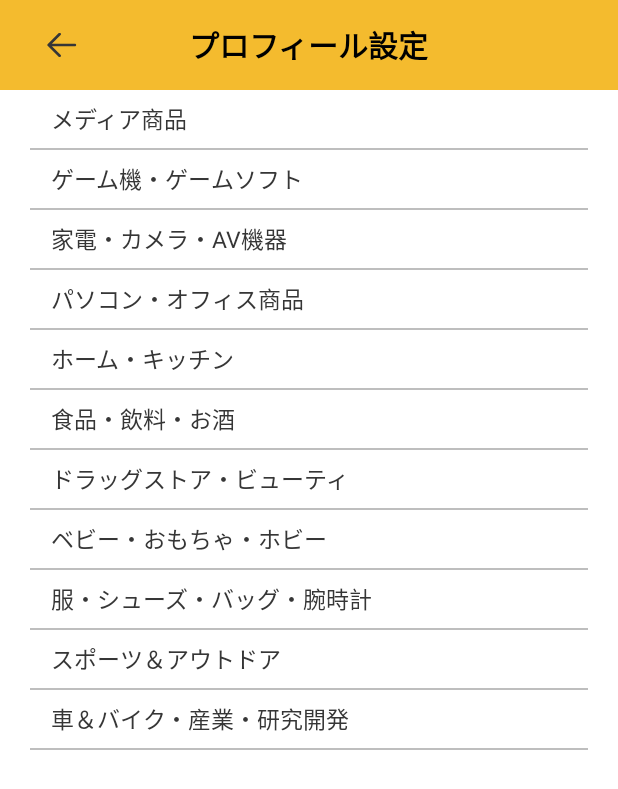
After one commit to Leapfrog-Software/PricetarPartner, an Android app: the fragment ProfileGenreSelectFragment placed in its activity, on a phone screen of 412 x 824 dp. The commit adds this screen. Shown: the top 789 px of the screen. Run offline under Robolectric (Android 15) with nearby library versions, the phone set to English and light mode, and no system bars.

Commit message:
[Android] ジャンル選択画面を作成

```diff
--- /dev/null
+++ b/Android/app/src/main/java/jp/co/lfg/pricetarpartner/Fragment/MyPage/Profile/GenreSelect/ProfileGenreSelectAdapter.java
@@ -0,0 +1,41 @@
+package jp.co.lfg.pricetarpartner.Fragment.MyPage.Profile.GenreSelect;
+
+import android.content.Context;
+import android.view.LayoutInflater;
+import android.view.View;
+import android.view.ViewGroup;
+import android.widget.ArrayAdapter;
+import android.widget.TextView;
+
+import jp.co.lfg.pricetarpartner.R;
+
+public class ProfileGenreSelectAdapter extends ArrayAdapter<ProfileGenreSelectAdapter.AdapterData> {
+
+    public static class AdapterData {
+        public boolean isSelected;
+        public String genre;
+    }
+
+    LayoutInflater mInflater;
+    Context mContext;
+
+    ProfileGenreSelectAdapter(Context context) {
+        super(context, 0);
+
+        mContext = context;
+        this.mInflater = LayoutInflater.from(context);
+    }
+
+    @Override
+    public View getView(int position, View convertView, ViewGroup parent) {
+
+        AdapterData data = getItem(position);
+
+        convertView = mInflater.inflate(R.layout.adapter_profile_genre_select, parent, false);
+
+        convertView.findViewById(R.id.selectedImageView).setVisibility(data.isSelected ? View.VISIBLE : View.INVISIBLE);
+        ((TextView)convertView.findViewById(R.id.genreTextView)).setText(data.genre);
+
+        return convertView;
+    }
+}
--- /dev/null
+++ b/Android/app/src/main/java/jp/co/lfg/pricetarpartner/Fragment/MyPage/Profile/GenreSelect/ProfileGenreSelectFragment.java
@@ -0,0 +1,107 @@
+package jp.co.lfg.pricetarpartner.Fragment.MyPage.Profile.GenreSelect;
+
+import android.os.Bundle;
+import android.view.LayoutInflater;
+import android.view.View;
+import android.view.ViewGroup;
+import android.view.animation.Animation;
+import android.view.animation.TranslateAnimation;
+import android.widget.AdapterView;
+import android.widget.ListView;
+
+import java.util.ArrayList;
+import java.util.Arrays;
+
+import jp.co.lfg.pricetarpartner.Fragment.BaseFragment;
+import jp.co.lfg.pricetarpartner.Fragment.MyPage.Profile.AreaSelect.ProfileAreaSelectAdapter;
+import jp.co.lfg.pricetarpartner.Fragment.MyPage.Profile.AreaSelect.ProfileAreaSelectFragment;
+import jp.co.lfg.pricetarpartner.R;
+import jp.co.lfg.pricetarpartner.System.DeviceUtility;
+
+public class ProfileGenreSelectFragment extends BaseFragment {
+
+    private ProfileGenreSelectAdapter mAdapter;
+    private ArrayList<Integer> mSelectedIndexes = new ArrayList<>();
+    private ArrayList<String> mGenres = new ArrayList<>(Arrays.asList("メディア商品", "ゲーム機・ゲームソフト", "家電・カメラ・AV機器", "パソコン・オフィス商品", "ホーム・キッチン", "食品・飲料・お酒", "ドラッグストア・ビューティ", "ベビー・おもちゃ・ホビー", "服・シューズ・バッグ・腕時計", "スポーツ＆アウトドア", "車＆バイク・産業・研究開発"));
+    private Callback mCallback;
+
+    public void set(ArrayList<String> defaultGenres, Callback callback) {
+
+        mSelectedIndexes.clear();
+        for (String genre : defaultGenres) {
+            Integer defaultIndex = mGenres.indexOf(genre);
+            if ((defaultIndex >= 0) && (defaultIndex < mGenres.size())) {
+                mSelectedIndexes.add(defaultIndex);
+            }
+        }
+        mCallback = callback;
+    }
+
+    @Override
+    public View onCreateView(LayoutInflater inflater, ViewGroup container, Bundle savedInstance) {
+
+        View view = inflater.inflate(R.layout.fragment_profile_genre_select, null);
+
+        initAction(view);
+        initListView(view);
+        reloadListView();
+
+        return view;
+    }
+
+    private void initAction(View view) {
+
+        view.findViewById(R.id.backButton).setOnClickListener(new View.OnClickListener() {
+            @Override
+            public void onClick(View v) {
+                ArrayList<String> genres = new ArrayList<>();
+                for (int i = 0; i < mSelectedIndexes.size(); i++) {
+                    genres.add(mGenres.get(mSelectedIndexes.get(i)));
+                }
+                mCallback.didSelect(genres);
+                popFragment(AnimationType.horizontal);
+            }
+        });
+    }
+
+    private void initListView(View view) {
+
+        mAdapter = new ProfileGenreSelectAdapter(getActivity());
+
+        ListView listView = view.findViewById(R.id.listView);
+        listView.setAdapter(mAdapter);
+
+        listView.setOnItemClickListener(new AdapterView.OnItemClickListener() {
+            @Override
+            public void onItemClick(AdapterView<?> parent, View view, int position, long id) {
+                int index = mSelectedIndexes.indexOf(position);
+                if (index >= 0) {
+                    mSelectedIndexes.remove(position);
+                } else {
+                    mSelectedIndexes.add(position);
+                }
+                reloadListView();
+            }
+        });
+    }
+
+    private void reloadListView() {
+
+        if (mAdapter == null) {
+            return;
+        }
+        mAdapter.clear();
+
+        for (int i = 0; i < mGenres.size(); i++) {
+            ProfileGenreSelectAdapter.AdapterData data = new ProfileGenreSelectAdapter.AdapterData();
+            data.genre = mGenres.get(i);
+            data.isSelected = mSelectedIndexes.contains(i);
+            mAdapter.add(data);
+        }
+        mAdapter.notifyDataSetChanged();
+    }
+
+    public interface Callback {
+        void didSelect(ArrayList<String> genres);
+    }
+}
--- a/Android/app/src/main/java/jp/co/lfg/pricetarpartner/Fragment/MyPage/Profile/ProfileClientFragment.java
+++ b/Android/app/src/main/java/jp/co/lfg/pricetarpartner/Fragment/MyPage/Profile/ProfileClientFragment.java
@@ -6,14 +6,19 @@ import android.view.View;
 import android.view.ViewGroup;
 import android.widget.TextView;
 
+import java.util.ArrayList;
+import java.util.StringJoiner;
+
 import jp.co.lfg.pricetarpartner.Fragment.BaseFragment;
 import jp.co.lfg.pricetarpartner.Fragment.MyPage.Profile.AreaSelect.ProfileAreaSelectFragment;
+import jp.co.lfg.pricetarpartner.Fragment.MyPage.Profile.GenreSelect.ProfileGenreSelectFragment;
 import jp.co.lfg.pricetarpartner.R;
 import jp.co.lfg.pricetarpartner.System.DeviceUtility;
 
 public class ProfileClientFragment extends BaseFragment {
 
     private String mSelectedArea = null;
+    private ArrayList<String> mSelectedGenres = new ArrayList<>();
 
     @Override
     public View onCreateView(LayoutInflater inflater, ViewGroup container, Bundle savedInstance) {
@@ -67,6 +72,24 @@ public class ProfileClientFragment extends BaseFragment {
             @Override
             public void onClick(View v) {
                 DeviceUtility.hideSoftKeyboard();
+
+                ProfileGenreSelectFragment fragment = new ProfileGenreSelectFragment();
+                fragment.set(mSelectedGenres, new ProfileGenreSelectFragment.Callback() {
+                    @Override
+                    public void didSelect(ArrayList<String> genres) {
+                        View view = getView();
+                        if (view != null) {
+                            StringJoiner genresJoiner = new StringJoiner(", ");
+                            for (String genre : genres) {
+                                genresJoiner.add(genre);
+                            }
+                            ((TextView)view.findViewById(R.id.genreTextView)).setText(genresJoiner.toString());
+
+                            mSelectedGenres = genres;
+                        }
+                    }
+                });
+                stackFragment(fragment, AnimationType.horizontal);
             }
         });
         view.findViewById(R.id.optionLayout).setOnClickListener(new View.OnClickListener() {
--- /dev/null
+++ b/Android/app/src/main/res/layout/adapter_profile_genre_select.xml
@@ -0,0 +1,39 @@
+<?xml version="1.0" encoding="utf-8"?>
+<LinearLayout xmlns:android="http://schemas.android.com/apk/res/android"
+    android:layout_width="match_parent"
+    android:layout_height="40dp"
+    android:orientation="vertical">
+
+    <LinearLayout
+        android:layout_width="match_parent"
+        android:layout_height="0dp"
+        android:layout_weight="1"
+        android:orientation="horizontal">
+        <ImageView
+            android:id="@+id/selectedImageView"
+            android:layout_width="12dp"
+            android:layout_height="12dp"
+            android:src="@drawable/genre_selected"
+            android:scaleType="fitCenter"
+            android:layout_gravity="center_vertical"
+            android:layout_marginLeft="12dp"/>
+        <TextView
+            android:id="@+id/genreTextView"
+            android:layout_width="0dp"
+            android:layout_weight="1"
+            android:layout_height="wrap_content"
+            android:text="ジャンル"
+            android:textSize="15dp"
+            android:textColor="#363636"
+            android:layout_marginLeft="10dp"
+            android:layout_gravity="center_vertical"/>
+    </LinearLayout>
+
+    <View
+        android:layout_width="match_parent"
+        android:layout_height="1dp"
+        android:background="#bebebe"
+        android:layout_marginLeft="20dp"
+        android:layout_marginRight="20dp"/>
+
+</LinearLayout>
--- a/Android/app/src/main/res/layout/fragment_profile_client.xml
+++ b/Android/app/src/main/res/layout/fragment_profile_client.xml
@@ -158,12 +158,14 @@
                 android:layout_marginLeft="30dp"
                 android:layout_marginRight="30dp">
                 <TextView
+                    android:id="@+id/genreTextView"
                     android:layout_width="0dp"
                     android:layout_weight="1"
                     android:layout_height="wrap_content"
                     android:text=""
                     android:textSize="15dp"
                     android:textColor="#363636"
+                    android:maxLines="1"
                     android:layout_gravity="center_vertical"
                     android:layout_marginLeft="20dp"/>
                 <ImageView
--- /dev/null
+++ b/Android/app/src/main/res/layout/fragment_profile_genre_select.xml
@@ -0,0 +1,42 @@
+<?xml version="1.0" encoding="utf-8"?>
+<LinearLayout xmlns:android="http://schemas.android.com/apk/res/android"
+    android:layout_width="match_parent"
+    android:layout_height="match_parent"
+    android:id="@+id/rootLayout"
+    android:background="#fff"
+    android:clickable="true"
+    android:orientation="vertical">
+
+    <FrameLayout
+        android:layout_width="match_parent"
+        android:layout_height="60dp"
+        android:background="#F4BB2E">
+        <ImageButton
+            android:id="@+id/backButton"
+            android:layout_width="60dp"
+            android:layout_height="60dp"
+            android:src="@drawable/back"
+            android:scaleType="fitCenter"
+            android:background="#0000"
+            android:layout_marginLeft="10dp"/>
+        <TextView
+            android:layout_width="wrap_content"
+            android:layout_height="wrap_content"
+            android:text="プロフィール設定"
+            android:textSize="20dp"
+            android:textColor="#000"
+            android:textStyle="bold"
+            android:layout_gravity="center"/>
+    </FrameLayout>
+
+    <ListView
+        android:id="@+id/listView"
+        android:layout_width="match_parent"
+        android:layout_height="0dp"
+        android:layout_weight="1"
+        android:scrollbars="none"
+        android:overScrollMode="never"
+        android:divider="@null"
+        android:listSelector="#0000"/>
+
+</LinearLayout>
```
